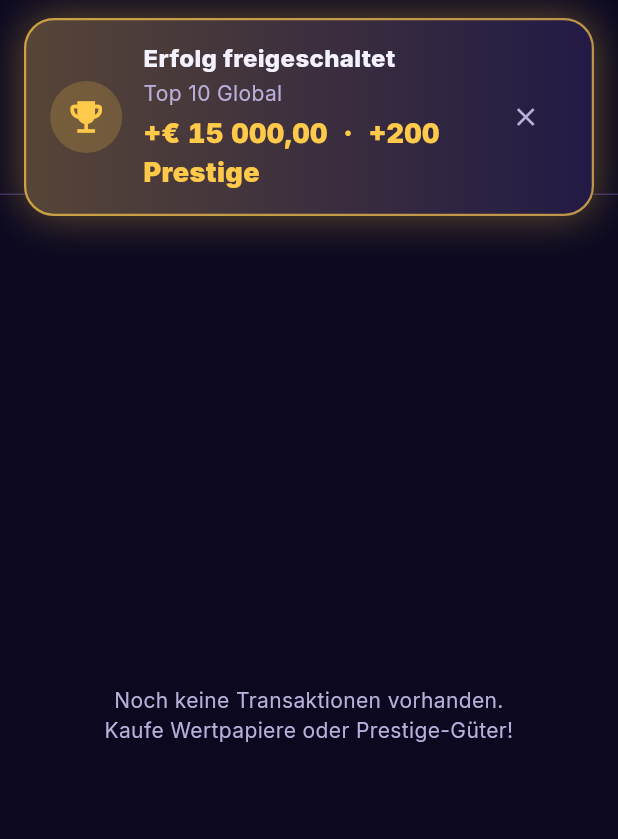
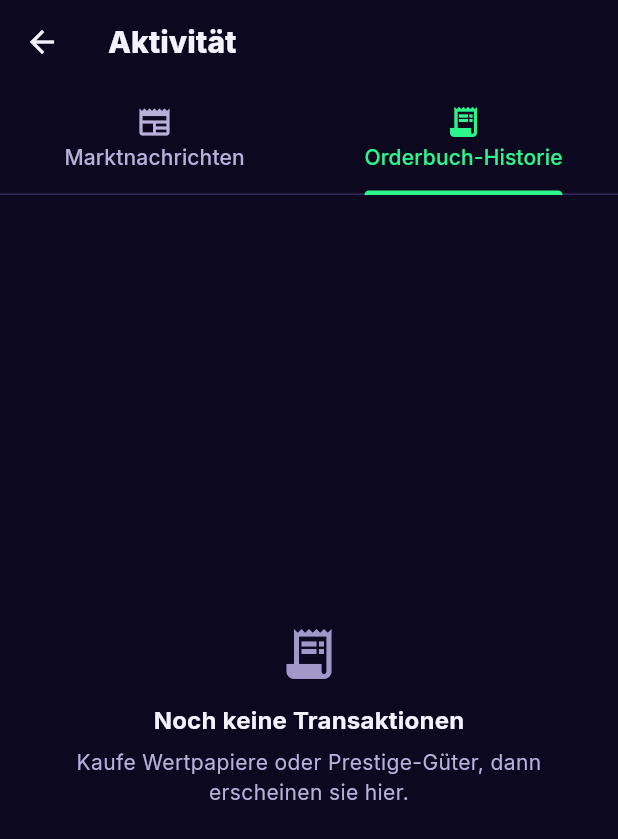
Before and after one commit to NairolfDev/TradingGame, a Flutter app: the HistoryNewsScreen screen opened directly, on a phone screen of 412 x 824 dp. Shown: the top 839 px of the screen. Run offline on Flutter 3.47's test engine with Material 3 defaults, Android fonts, the phone set to English and light mode, and no system bars; our stand-ins replace cloud_firestore, firebase_auth, firebase_core, firebase_messaging, fl_chart, flutter_animate and 6 more; missing offline and left inert: dart:js_interop; accounts and stored records are empty; network calls fail.

Commit message:
feat(ui): empty states with a next action
New EmptyState widget (icon, title, one sentence, 48 px button). Portfolio without
positions and an empty order history lead to the markets; a search without hits
offers to reset the filters; the news tab explains itself. Open orders keep their
plain one-line note since there is no action to offer.

Co-Authored-By: Claude Sonnet 5.5 <noreply@anthropic.com>

```diff
--- a/lib/ui/screens/history_news_screen.dart
+++ b/lib/ui/screens/history_news_screen.dart
@@ -5,9 +5,12 @@ import '../../core/constants/app_colors.dart';
 import '../../core/utils/currency_formatter.dart';
 import '../../data/models/transaction.dart';
 import '../../logic/portfolio_provider.dart';
+import '../widgets/empty_state.dart';
 
 class HistoryNewsScreen extends StatelessWidget {
-  const HistoryNewsScreen({super.key});
+  /// Takes people to the markets from the empty order history.
+  final VoidCallback? onOpenMarkets;
+  const HistoryNewsScreen({super.key, this.onOpenMarkets});
 
   @override
   Widget build(BuildContext context) {
@@ -45,12 +48,11 @@ class HistoryNewsScreen extends StatelessWidget {
     final newsList = provider.newsEvents;
 
     if (newsList.isEmpty) {
-      return Center(
-        child: Text(
-          'Noch keine aktuellen Eilmeldungen.\nNeue Meldungen erscheinen, sobald eine Nachrichtenquelle verfügbar ist.',
-          textAlign: TextAlign.center,
-          style: TextStyle(color: AppColors.textSecondary),
-        ),
+      return const EmptyState(
+        icon: Icons.newspaper,
+        title: 'Noch keine Eilmeldungen',
+        message:
+            'Neue Meldungen erscheinen hier, sobald eine Nachrichtenquelle verfügbar ist.',
       );
     }
 
@@ -131,12 +133,13 @@ class HistoryNewsScreen extends StatelessWidget {
     final transactions = provider.transactions;
 
     if (transactions.isEmpty) {
-      return Center(
-        child: Text(
-          'Noch keine Transaktionen vorhanden.\nKaufe Wertpapiere oder Prestige-Güter!',
-          textAlign: TextAlign.center,
-          style: TextStyle(color: AppColors.textSecondary),
-        ),
+      return EmptyState(
+        icon: Icons.receipt_long,
+        title: 'Noch keine Transaktionen',
+        message:
+            'Kaufe Wertpapiere oder Prestige-Güter, dann erscheinen sie hier.',
+        actionLabel: onOpenMarkets == null ? null : 'Märkte entdecken',
+        onAction: onOpenMarkets,
       );
     }
 
--- a/lib/ui/screens/main_screen.dart
+++ b/lib/ui/screens/main_screen.dart
@@ -218,8 +218,8 @@ class _MainScreenState extends State<MainScreen> {
           ? SimplisticDashboardScreen(onNavigateTab: _onDashboardNavigate)
           : DashboardScreen(onNavigateTab: _onDashboardNavigate),
       const MarketsScreen(),
-      const PortfolioScreen(),
-      const HistoryNewsScreen(),
+      PortfolioScreen(onOpenMarkets: () => _onTabTapped(1)),
+      HistoryNewsScreen(onOpenMarkets: () => _onTabTapped(1)),
       MoreScreen(
         onProfile: () => _openProfileDialog(context, auth),
         onCheckUpdates: () => _checkVersionUpdate(isManual: true),
--- /dev/null
+++ b/lib/ui/widgets/empty_state.dart
@@ -0,0 +1,59 @@
+import 'package:flutter/material.dart';
+
+import '../../core/constants/app_colors.dart';
+
+/// An empty screen that says what is missing and offers the next step
+/// (Apple writing: be action oriented; consider the screen's purpose).
+class EmptyState extends StatelessWidget {
+  final IconData icon;
+  final String title;
+  final String message;
+  final String? actionLabel;
+  final VoidCallback? onAction;
+
+  const EmptyState({
+    super.key,
+    required this.icon,
+    required this.title,
+    required this.message,
+    this.actionLabel,
+    this.onAction,
+  });
+
+  @override
+  Widget build(BuildContext context) => Center(
+    child: Padding(
+      padding: const EdgeInsets.all(24),
+      child: ConstrainedBox(
+        constraints: const BoxConstraints(maxWidth: 360),
+        child: Semantics(
+          container: true,
+          child: Column(
+            mainAxisSize: MainAxisSize.min,
+            children: [
+              Icon(icon, size: 40, color: AppColors.textMuted),
+              const SizedBox(height: 12),
+              Text(
+                title,
+                textAlign: TextAlign.center,
+                style: Theme.of(
+                  context,
+                ).textTheme.titleMedium?.copyWith(fontWeight: FontWeight.w700),
+              ),
+              const SizedBox(height: 6),
+              Text(
+                message,
+                textAlign: TextAlign.center,
+                style: TextStyle(color: AppColors.textSecondary),
+              ),
+              if (actionLabel != null && onAction != null) ...[
+                const SizedBox(height: 16),
+                FilledButton(onPressed: onAction, child: Text(actionLabel!)),
+              ],
+            ],
+          ),
+        ),
+      ),
+    ),
+  );
+}
```
Also changed, not shown: lib/ui/screens/markets_screen.dart (+15 -16 lines), lib/ui/screens/portfolio_screen.dart (+13 -6 lines), 2 other files.
